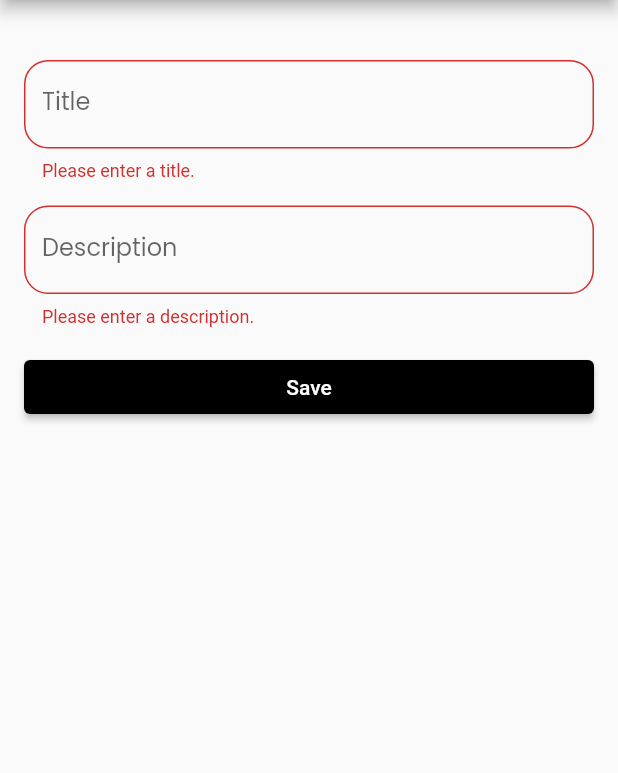
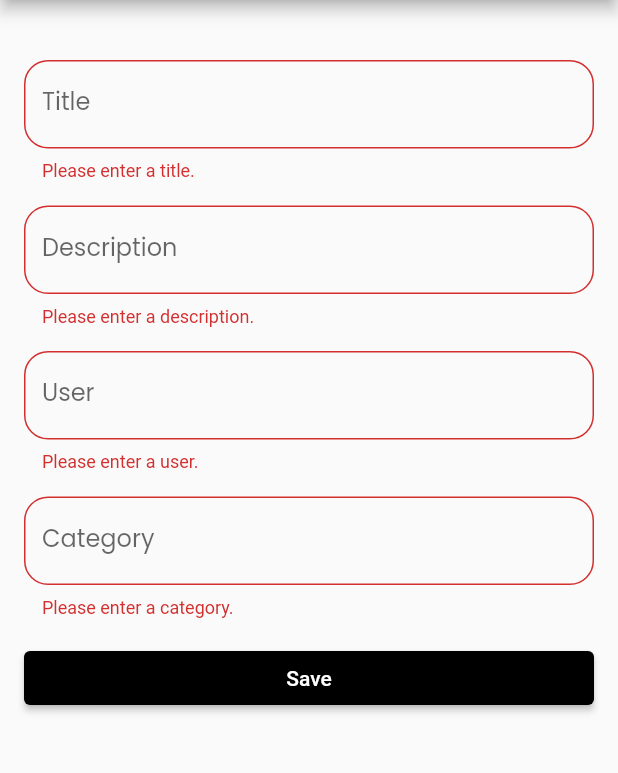
Before and after one commit to Stobertonf/status_management_list, a Flutter app: the TasksPage screen opened directly, after a tap on "Save", on a phone screen of 412 x 824 dp, the part 84-857 px from its top. Run offline on Flutter 3.47's test engine with Material 2 defaults, Android fonts, the phone set to English and light mode, and no system bars; our stand-ins replace get, parse_server_sdk_flutter.

Commit message:
feat(Task-Page): Adding Single Child Scroll View.

```diff
--- a/lib/app/pages/tasks/task_page.dart
+++ b/lib/app/pages/tasks/task_page.dart
@@ -53,17 +53,15 @@ class _TasksPageState extends State<TasksPage> {
         centerTitle: true,
         backgroundColor: Colors.black,
       ),
-      drawer: CustonDrawer(),
-      body: Align(
+      drawer: const CustonDrawer(),
+      body: SingleChildScrollView(
+        child: Align(
           alignment: Alignment.center,
           child: Padding(
             padding: const EdgeInsets.symmetric(
               horizontal: 16.0,
               vertical: 40.0,
             ),
-          /*  padding: const EdgeInsets.all(
-            16.0,
-          ),*/
             child: Form(
               key: _formKey,
               child: Column(
@@ -163,6 +161,100 @@ class _TasksPageState extends State<TasksPage> {
                   const SizedBox(
                     height: 16.0,
                   ),
+                  TextFormField(
+                    controller: _descriptionController,
+                    decoration: InputDecoration(
+                      border: OutlineInputBorder(
+                        borderRadius: BorderRadius.circular(
+                          16.0,
+                        ),
+                        borderSide: const BorderSide(
+                          width: 0.5,
+                          color: Colors.white,
+                        ),
+                      ),
+                      enabledBorder: OutlineInputBorder(
+                        borderRadius: BorderRadius.circular(
+                          16.0,
+                        ),
+                        borderSide: const BorderSide(
+                          width: 0.5,
+                          color: Colors.black,
+                        ),
+                      ),
+                      focusedBorder: OutlineInputBorder(
+                        borderRadius: BorderRadius.circular(
+                          16.0,
+                        ),
+                        borderSide: const BorderSide(
+                          width: 0.5,
+                          color: Colors.black,
+                        ),
+                      ),
+                      labelText: 'User',
+                      labelStyle: const TextStyle(
+                        fontSize: 16,
+                        fontFamily: 'Poppins',
+                        fontWeight: FontWeight.w400,
+                      ),
+                    ),
+                    validator: (value) {
+                      if (value!.isEmpty) {
+                        return 'Please enter a user.';
+                      }
+                      return null;
+                    },
+                  ),
+                  const SizedBox(
+                    height: 16.0,
+                  ),
+                  TextFormField(
+                    controller: _descriptionController,
+                    decoration: InputDecoration(
+                      border: OutlineInputBorder(
+                        borderRadius: BorderRadius.circular(
+                          16.0,
+                        ),
+                        borderSide: const BorderSide(
+                          width: 0.5,
+                          color: Colors.white,
+                        ),
+                      ),
+                      enabledBorder: OutlineInputBorder(
+                        borderRadius: BorderRadius.circular(
+                          16.0,
+                        ),
+                        borderSide: const BorderSide(
+                          width: 0.5,
+                          color: Colors.black,
+                        ),
+                      ),
+                      focusedBorder: OutlineInputBorder(
+                        borderRadius: BorderRadius.circular(
+                          16.0,
+                        ),
+                        borderSide: const BorderSide(
+                          width: 0.5,
+                          color: Colors.black,
+                        ),
+                      ),
+                      labelText: 'Category',
+                      labelStyle: const TextStyle(
+                        fontSize: 16,
+                        fontFamily: 'Poppins',
+                        fontWeight: FontWeight.w400,
+                      ),
+                    ),
+                    validator: (value) {
+                      if (value!.isEmpty) {
+                        return 'Please enter a category.';
+                      }
+                      return null;
+                    },
+                  ),
+                  const SizedBox(
+                    height: 16.0,
+                  ),
                   ElevatedButton(
                     style: ButtonStyle(
                       backgroundColor: MaterialStateProperty.all<Color>(
@@ -179,6 +271,7 @@ class _TasksPageState extends State<TasksPage> {
             ),
           ),
         ),
+      ),
     );
   }
 }
```
Lines whose indentation alone changed are shown as unchanged.
